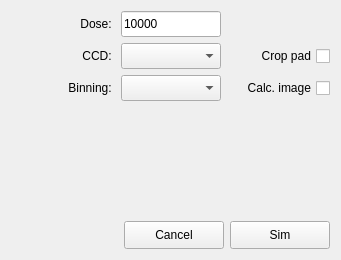
Qt form src/gui/frames/temframe.ui (JJPPeters/clTEM) before a commit.
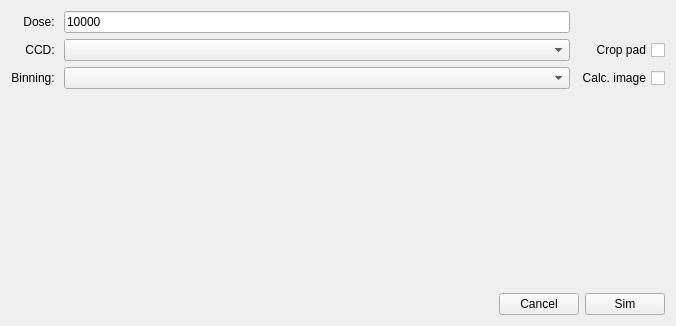
The same form after that commit. Custom widgets are drawn as their Qt base class.

```diff
--- a/src/gui/frames/temframe.ui
+++ b/src/gui/frames/temframe.ui
@@ -6,8 +6,8 @@
    <rect>
     <x>0</x>
     <y>0</y>
-    <width>341</width>
-    <height>260</height>
+    <width>676</width>
+    <height>326</height>
    </rect>
   </property>
   <property name="windowTitle">
@@ -16,9 +16,15 @@
   <property name="layoutDirection">
    <enum>Qt::LeftToRight</enum>
   </property>
-  <layout class="QGridLayout" name="gridLayout" rowstretch="1,0,0,0,0" columnstretch="1,1,1" rowminimumheight="0,0,0,0,0" columnminimumwidth="75,100,100">
+  <layout class="QGridLayout" name="gridLayout" rowstretch="0,0,0,1,0" columnstretch="0,0,0" rowminimumheight="0,0,0,0,0">
    <item row="0" column="0">
     <widget class="QLabel" name="label_3">
+     <property name="sizePolicy">
+      <sizepolicy hsizetype="Minimum" vsizetype="Preferred">
+       <horstretch>0</horstretch>
+       <verstretch>0</verstretch>
+      </sizepolicy>
+     </property>
      <property name="text">
       <string>Dose: </string>
      </property>
@@ -29,6 +35,12 @@
    </item>
    <item row="1" column="2">
     <widget class="QCheckBox" name="chkCrop">
+     <property name="sizePolicy">
+      <sizepolicy hsizetype="Minimum" vsizetype="Fixed">
+       <horstretch>0</horstretch>
+       <verstretch>0</verstretch>
+      </sizepolicy>
+     </property>
      <property name="layoutDirection">
       <enum>Qt::RightToLeft</enum>
      </property>
@@ -40,7 +52,7 @@
    <item row="0" column="1">
     <widget class="EditUnitsBox" name="edtDose">
      <property name="sizePolicy">
-      <sizepolicy hsizetype="Expanding" vsizetype="Fixed">
+      <sizepolicy hsizetype="MinimumExpanding" vsizetype="Fixed">
        <horstretch>0</horstretch>
        <verstretch>0</verstretch>
       </sizepolicy>
@@ -48,12 +60,12 @@
      <property name="minimumSize">
       <size>
        <width>0</width>
-       <height>26</height>
+       <height>0</height>
       </size>
      </property>
      <property name="maximumSize">
       <size>
-       <width>100</width>
+       <width>16777215</width>
        <height>16777215</height>
       </size>
      </property>
@@ -65,7 +77,7 @@
    <item row="1" column="1">
     <widget class="QComboBox" name="cmbCcd">
      <property name="sizePolicy">
-      <sizepolicy hsizetype="Expanding" vsizetype="Fixed">
+      <sizepolicy hsizetype="MinimumExpanding" vsizetype="Fixed">
        <horstretch>0</horstretch>
        <verstretch>0</verstretch>
       </sizepolicy>
@@ -73,12 +85,12 @@
      <property name="minimumSize">
       <size>
        <width>0</width>
-       <height>26</height>
+       <height>0</height>
       </size>
      </property>
      <property name="maximumSize">
       <size>
-       <width>100</width>
+       <width>16777215</width>
        <height>16777215</height>
       </size>
      </property>
@@ -94,6 +106,12 @@
    </item>
    <item row="1" column="0">
     <widget class="QLabel" name="label">
+     <property name="sizePolicy">
+      <sizepolicy hsizetype="Minimum" vsizetype="Preferred">
+       <horstretch>0</horstretch>
+       <verstretch>0</verstretch>
+      </sizepolicy>
+     </property>
      <property name="text">
       <string>CCD: </string>
      </property>
@@ -105,7 +123,7 @@
    <item row="2" column="1">
     <widget class="QComboBox" name="cmbBinning">
      <property name="sizePolicy">
-      <sizepolicy hsizetype="Expanding" vsizetype="Fixed">
+      <sizepolicy hsizetype="MinimumExpanding" vsizetype="Fixed">
        <horstretch>0</horstretch>
        <verstretch>0</verstretch>
       </sizepolicy>
@@ -113,12 +131,12 @@
      <property name="minimumSize">
       <size>
        <width>0</width>
-       <height>26</height>
+       <height>0</height>
       </size>
      </property>
      <property name="maximumSize">
       <size>
-       <width>100</width>
+       <width>16777215</width>
        <height>16777215</height>
       </size>
      </property>
@@ -152,6 +170,12 @@
    </item>
    <item row="2" column="0">
     <widget class="QLabel" name="label_2">
+     <property name="sizePolicy">
+      <sizepolicy hsizetype="Minimum" vsizetype="Preferred">
+       <horstretch>0</horstretch>
+       <verstretch>0</verstretch>
+      </sizepolicy>
+     </property>
      <property name="text">
       <string>Binning: </string>
      </property>
@@ -162,6 +186,12 @@
    </item>
    <item row="2" column="2">
     <widget class="QCheckBox" name="chkSimImage">
+     <property name="sizePolicy">
+      <sizepolicy hsizetype="Minimum" vsizetype="Fixed">
+       <horstretch>0</horstretch>
+       <verstretch>0</verstretch>
+      </sizepolicy>
+     </property>
      <property name="layoutDirection">
       <enum>Qt::RightToLeft</enum>
      </property>
@@ -180,7 +210,7 @@
      </property>
      <property name="sizeHint" stdset="0">
       <size>
-       <width>20</width>
+       <width>0</width>
        <height>0</height>
       </size>
      </property>
@@ -195,32 +225,14 @@
        </property>
        <property name="sizeHint" stdset="0">
         <size>
-         <width>40</width>
-         <height>20</height>
+         <width>0</width>
+         <height>0</height>
         </size>
        </property>
       </spacer>
      </item>
      <item>
       <widget class="QPushButton" name="btnCancel">
-       <property name="sizePolicy">
-        <sizepolicy hsizetype="Minimum" vsizetype="Fixed">
-         <horstretch>0</horstretch>
-         <verstretch>0</verstretch>
-        </sizepolicy>
-       </property>
-       <property name="minimumSize">
-        <size>
-         <width>100</width>
-         <height>28</height>
-        </size>
-       </property>
-       <property name="maximumSize">
-        <size>
-         <width>100</width>
-         <height>16777215</height>
-        </size>
-       </property>
        <property name="text">
         <string>Cancel</string>
        </property>
@@ -228,27 +240,6 @@
      </item>
      <item>
       <widget class="QPushButton" name="btnSim">
-       <property name="sizePolicy">
-        <sizepolicy hsizetype="Minimum" vsizetype="Fixed">
-         <horstretch>0</horstretch>
-         <verstretch>0</verstretch>
-        </sizepolicy>
-       </property>
-       <property name="minimumSize">
-        <size>
-         <width>100</width>
-         <height>28</height>
-        </size>
-       </property>
-       <property name="maximumSize">
-        <size>
-         <width>100</width>
-         <height>16777215</height>
-        </size>
-       </property>
-       <property name="layoutDirection">
-        <enum>Qt::LeftToRight</enum>
-       </property>
        <property name="text">
         <string>Sim</string>
        </property>
```
Left out of the diff: 11 changed lines with no effect on the pictures.
